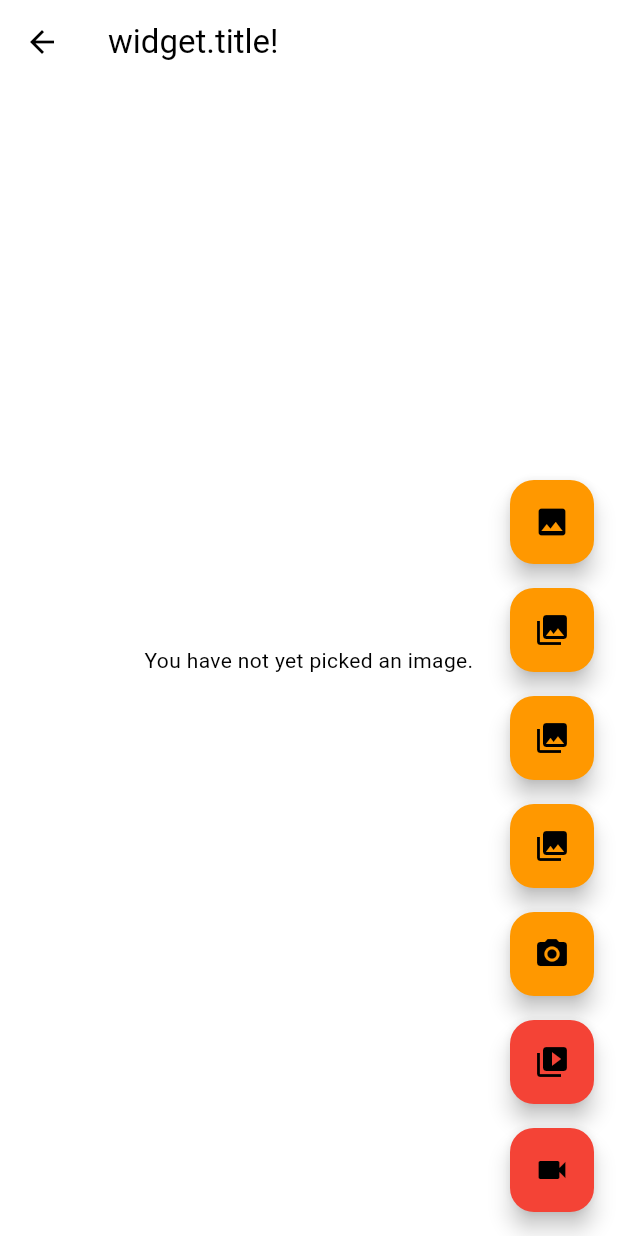
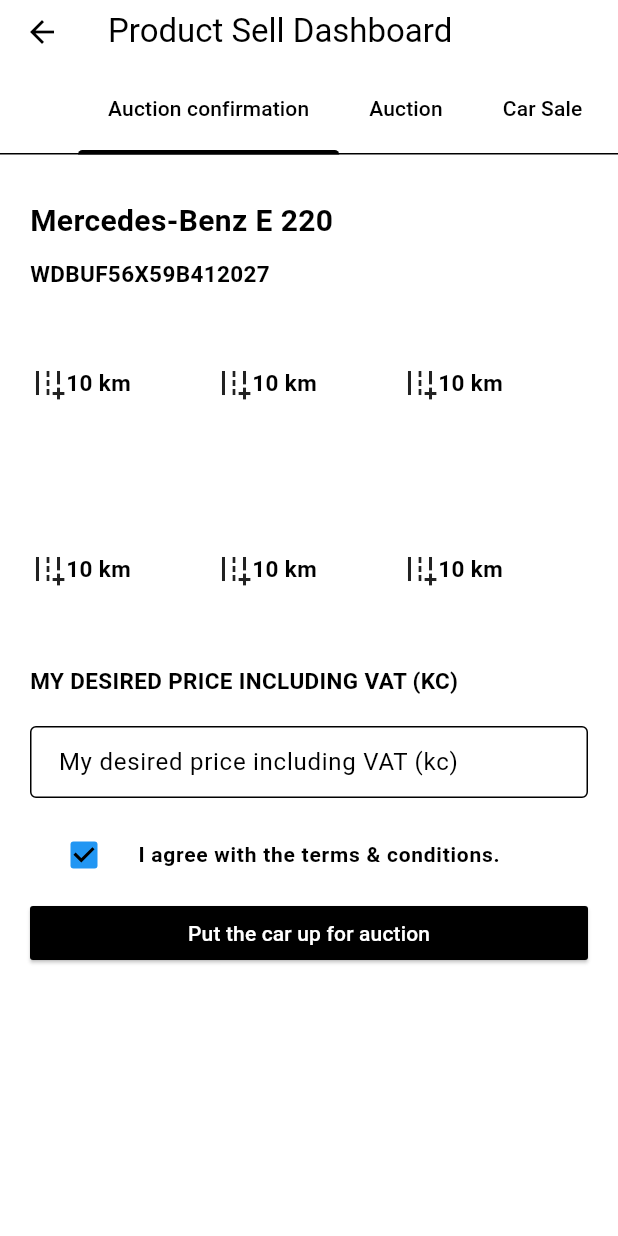
Before and after one commit to Kunal5200/Euvande, a Flutter app: the screen it shows after launch, after a tap on "Buy Used Car", on a phone screen of 412 x 824 dp. Run offline on Flutter 3.47's test engine with Material 3 defaults, Android fonts, the light colour scheme and no system bars; our stand-ins replace carousel_slider, extended_image, flutter_svg, image_picker, intl_phone_field, video_player; missing offline and left inert: scrollable_list_tabview; network calls fail; Roboto replaces fonts that are missing (Gilroy).

Commit message:
auction page info screen

```diff
--- a/lib/screen/dashboard_screen.dart
+++ b/lib/screen/dashboard_screen.dart
@@ -1,5 +1,6 @@
 import 'package:carousel_slider/carousel_slider.dart';
 import 'package:euvande/screen/image_screen.dart';
+import 'package:euvande/screen/product_auction_dashboard_screen.dart';
 import 'package:euvande/screen/product_details_screen.dart';
 import 'package:euvande/screen/product_sell_dashboard_screen.dart';
 import 'package:euvande/utilities/constants.dart';
@@ -70,7 +71,7 @@
                       {
                         Navigator.push(
                           context,
-                          MaterialPageRoute(builder: (context) => const ImageScreen()),
+                          MaterialPageRoute(builder: (context) => const ProductAuctionDashboardScreen()),
                         )
                       },
                       AssetImage("assets/icons/car.png"),
--- /dev/null
+++ b/lib/screen/product_auction_dashboard_screen.dart
@@ -0,0 +1,92 @@
+import 'package:carousel_slider/carousel_slider.dart';
+import 'package:euvande/component/ProductJourneyTabView.dart';
+import 'package:euvande/screen/dashboard_screen.dart';
+import 'package:euvande/screen/product_auction_info_screen.dart';
+import 'package:euvande/screen/product_sell_brands_screen.dart';
+import 'package:euvande/screen/product_sell_contact_info_screen.dart';
+import 'package:euvande/screen/product_sell_location_screen.dart';
+import 'package:euvande/screen/product_sell_model_screen.dart';
+import 'package:euvande/screen/product_sell_odometer_screen.dart';
+import 'package:euvande/screen/product_sell_ownership_screen.dart';
+import 'package:euvande/screen/product_sell_period_screen.dart';
+import 'package:euvande/screen/product_sell_specification_screen.dart';
+import 'package:euvande/screen/product_sell_variant_screen.dart';
+import 'package:euvande/screen/product_sell_vehicle_image_upload_screen.dart';
+import 'package:euvande/utilities/constants.dart';
+import 'package:flutter/material.dart';
+
+class ProductAuctionDashboardScreen extends StatefulWidget {
+  const ProductAuctionDashboardScreen({super.key});
+
+  @override
+  State<ProductAuctionDashboardScreen> createState() =>
+      _ProductAuctionDashboardScreenState();
+}
+
+class _ProductAuctionDashboardScreenState
+    extends State<ProductAuctionDashboardScreen> with TickerProviderStateMixin {
+  late TabController _tabController;
+  final tabItems = [
+    {
+      "title": "Auction confirmation",
+      "desc": "Auction confirmation",
+      "type": "auctionCnf",
+    },
+    {
+      "title": "Auction",
+      "desc": "Auction",
+      "type": "auction",
+    },
+    {
+      "title": "Car Sale",
+      "desc": "Car Sale",
+      "type": "carSale",
+    },
+  ];
+
+  @override
+  void initState() {
+    // TODO: implement initState
+    super.initState();
+    _tabController = TabController(length: tabItems.length, vsync: this);
+  }
+
+  @override
+  Widget build(BuildContext context) {
+    return Scaffold(
+        appBar: AppBar(
+          title: Text("Product Sell Dashboard"),
+          bottom: TabBar(
+              indicatorSize: TabBarIndicatorSize.label,
+              isScrollable: true,
+              padding: EdgeInsets.zero,
+              indicatorPadding: EdgeInsets.zero,
+              labelPadding: EdgeInsets.zero,
+              indicatorWeight: 1,
+              controller: _tabController,
+              tabs: tabItems
+                  .map((e) => Container(
+                        padding: EdgeInsets.all(20),
+                        child: Text(e["title"].toString()),
+                      ))
+                  .toList()),
+        ),
+        body: TabBarView(
+          controller: _tabController,
+          children: tabItems.map((e) => getScreen(e)).toList(),
+        ));
+  }
+
+  Widget getScreen(Map<String, String> e) {
+    switch (e["type"]) {
+      case "auctionCnf":
+        return ProductAuctionInfoScreen();
+      case "auction":
+        return ProductSellPeriodScreen();
+      case "carSale":
+        return ProductSellModelScreen();
+    }
+
+    return Text("n/a");
+  }
+}
--- /dev/null
+++ b/lib/screen/product_auction_info_screen.dart
@@ -0,0 +1,161 @@
+import 'package:flutter/material.dart';
+import 'package:euvande/screen/product_sell_journey_screen.dart';
+import 'package:euvande/utilities/constants.dart';
+
+class ProductAuctionInfoScreen extends StatefulWidget {
+  const ProductAuctionInfoScreen({Key? key}) : super(key: key);
+
+  @override
+  State<ProductAuctionInfoScreen> createState() =>
+      _ProductAuctionInfoScreenState();
+}
+
+class _ProductAuctionInfoScreenState extends State<ProductAuctionInfoScreen> {
+  final yearItems = [
+    "BMW X1",
+    "BMW 7 Series",
+    "BMW 2 Series Gran Coupe",
+    "BMW X7",
+    "BMW 3 Series Gran Limousine",
+  ];
+
+  bool checkboxValue = true;
+
+  @override
+  Widget build(BuildContext context) {
+    return Container(
+      child: SingleChildScrollView(
+        physics: AlwaysScrollableScrollPhysics(),
+        padding: EdgeInsets.all(20),
+        child: Column(
+          children: [
+            _buildTitleSection(),
+            SizedBox(height: 10),
+            _buildLocationSection(),
+            SizedBox(height: 10),
+            Form(
+              child: FormField(
+                validator: (value) {
+                  if (value == false) {
+                    return 'Required.';
+                  }
+                  return null; // Return null if validation passes
+                },
+                builder: (FormFieldState<dynamic> field) {
+                  return CheckboxListTile(
+                    value: checkboxValue,
+                    onChanged: (val) {
+                      setState(() {
+                        checkboxValue = val ?? false;
+                      });
+                      // Call the validator when the checkbox value changes
+                      field.validate();
+                    },
+                    title: Text(
+                      'I agree with the terms & conditions.',
+                      style: TextStyle(
+                        fontSize: 14.0,
+                        fontWeight: FontWeight.bold,
+                      ),
+                    ),
+                    controlAffinity: ListTileControlAffinity.leading,
+                    activeColor: Colors.blue,
+                  );
+                },
+              ),
+            ),
+            ElevatedButton(
+              style: raisedButtonStyle,
+              onPressed: () {
+                // Handle button press
+              },
+              child: Text(
+                'Put the car up for auction',
+                style: TextStyle(color: Colors.white, fontSize: 14),
+              ),
+            ),
+          ],
+        ),
+      ),
+    );
+  }
+
+  Widget _buildTitleSection() {
+    return Container(
+      padding: EdgeInsets.only(top: 10, left: 0, right: 0, bottom: 10),
+      alignment: Alignment.centerLeft,
+      child: Column(
+        crossAxisAlignment: CrossAxisAlignment.start,
+        children: [
+          Text(
+            "Mercedes-Benz E 220",
+            style: TextStyle(fontSize: 20, fontWeight: FontWeight.bold),
+          ),
+          SizedBox(height: 10),
+          Text(
+            "WDBUF56X59B412027",
+            style: TextStyle(fontSize: 15, fontWeight: FontWeight.bold),
+          ),
+          Container(
+            height: 250,
+            child: GridView.count(
+              crossAxisCount: 3,
+              children: List.generate(6, (index) {
+                return GestureDetector(
+                  child: Container(
+                    child: Column(
+                      mainAxisAlignment: MainAxisAlignment.center,
+                      children: [
+                        Container(
+                          child: _buildauctionItem("10 km", Icons.add_road),
+                        ),
+                      ],
+                    ),
+                  ),
+                );
+              }),
+            ),
+          ),
+          Text(
+            "MY DESIRED PRICE INCLUDING VAT (KC)",
+            style: TextStyle(fontSize: 15, fontWeight: FontWeight.bold),
+          ),
+        ],
+      ),
+    );
+  }
+
+  Widget _buildLocationSection() {
+    return Column(
+      crossAxisAlignment: CrossAxisAlignment.center,
+      children: [
+        TextField(
+          decoration: InputDecoration(
+            contentPadding: EdgeInsets.symmetric(vertical: 10, horizontal: 15),
+            labelText: 'My desired price including VAT (kc)',
+            border: OutlineInputBorder(
+              borderSide: BorderSide(),
+            ),
+          ),
+          keyboardType: TextInputType.number,
+        ),
+      ],
+    );
+  }
+}
+
+Widget _buildauctionItem(String title, IconData iconData) {
+  return Container(
+    alignment: Alignment.center,
+    color: Colors.transparent,
+    child: Row(
+      children: [
+        Icon(iconData),
+        Text(
+          title,
+          style: TextStyle(fontSize: 15, fontWeight: FontWeight.bold),
+        ),
+      ],
+    ),
+  );
+}
```
